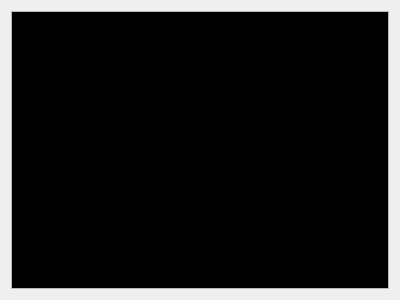
First picture: the form in src/ui/FunctionViewWidget.ui, repository nemerle/dcc, before the edit.
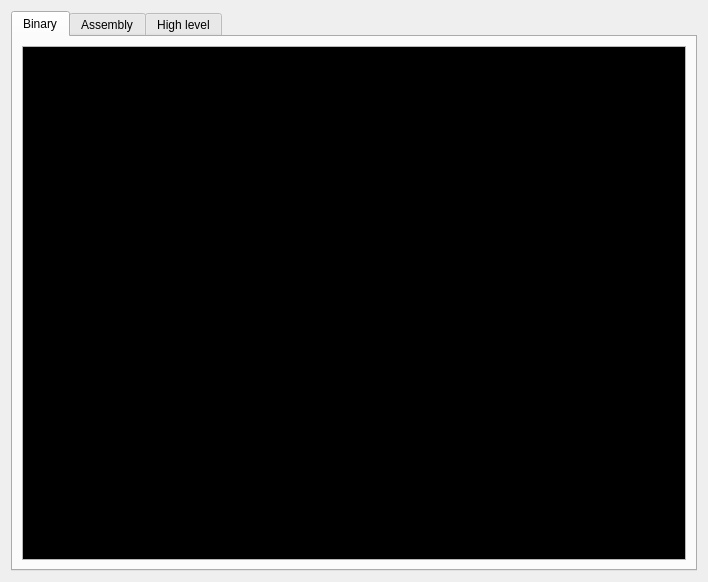
Second picture: the form after the edit.

Commit message:
Extend responsibilities of FunctionViewWidget
Reduced IDcc interface functionality.

Fix a few bugs/warnings discovered by coverity.

Emit functionUpdate signal from project when function object internal
fields change.

Diff of the .ui file:
```diff
--- a/src/ui/FunctionViewWidget.ui
+++ b/src/ui/FunctionViewWidget.ui
@@ -6,14 +6,51 @@
    <rect>
     <x>0</x>
     <y>0</y>
-    <width>400</width>
-    <height>300</height>
+    <width>708</width>
+    <height>582</height>
    </rect>
   </property>
   <property name="windowTitle">
    <string>Form</string>
   </property>
-  <layout class="QVBoxLayout" name="verticalLayout">
+  <layout class="QVBoxLayout" name="verticalLayout_2">
+   <item>
+    <widget class="QTabWidget" name="tabWidget">
+     <property name="currentIndex">
+      <number>0</number>
+     </property>
+     <widget class="QWidget" name="binaryTab">
+      <attribute name="title">
+       <string>Binary</string>
+      </attribute>
+      <layout class="QVBoxLayout" name="verticalLayout_4">
+       <item>
+        <widget class="QTextEdit" name="edtBinary">
+         <property name="undoRedoEnabled">
+          <bool>false</bool>
+         </property>
+         <property name="lineWrapMode">
+          <enum>QTextEdit::NoWrap</enum>
+         </property>
+         <property name="readOnly">
+          <bool>true</bool>
+         </property>
+         <property name="html">
+          <string>&lt;!DOCTYPE HTML PUBLIC &quot;-//W3C//DTD HTML 4.0//EN&quot; &quot;http://www.w3.org/TR/REC-html40/strict.dtd&quot;&gt;
+&lt;html&gt;&lt;head&gt;&lt;meta name=&quot;qrichtext&quot; content=&quot;1&quot; /&gt;&lt;style type=&quot;text/css&quot;&gt;
+p, li { white-space: pre-wrap; }
+&lt;/style&gt;&lt;/head&gt;&lt;body style=&quot; font-family:'Corbel'; font-size:10pt; font-weight:400; font-style:normal;&quot; bgcolor=&quot;#000000&quot;&gt;
+&lt;p style=&quot;-qt-paragraph-type:empty; margin-top:0px; margin-bottom:0px; margin-left:0px; margin-right:0px; -qt-block-indent:0; text-indent:0px;&quot;&gt;&lt;br /&gt;&lt;/p&gt;&lt;/body&gt;&lt;/html&gt;</string>
+         </property>
+        </widget>
+       </item>
+      </layout>
+     </widget>
+     <widget class="QWidget" name="assemblyTab">
+      <attribute name="title">
+       <string>Assembly</string>
+      </attribute>
+      <layout class="QVBoxLayout" name="verticalLayout_3">
    <item>
     <widget class="QTextEdit" name="textEdit">
      <property name="undoRedoEnabled">
@@ -32,6 +69,37 @@
 &lt;/style&gt;&lt;/head&gt;&lt;body style=&quot; font-family:'Corbel'; font-size:10pt; font-weight:400; font-style:normal;&quot; bgcolor=&quot;#000000&quot;&gt;
 &lt;p style=&quot;-qt-paragraph-type:empty; margin-top:0px; margin-bottom:0px; margin-left:0px; margin-right:0px; -qt-block-indent:0; text-indent:0px;&quot;&gt;&lt;br /&gt;&lt;/p&gt;&lt;/body&gt;&lt;/html&gt;</string>
      </property>
+        </widget>
+       </item>
+      </layout>
+     </widget>
+     <widget class="QWidget" name="highLevelTab">
+      <attribute name="title">
+       <string>High level</string>
+      </attribute>
+      <layout class="QVBoxLayout" name="verticalLayout">
+       <item>
+        <widget class="QTextEdit" name="edtHighLevel">
+         <property name="undoRedoEnabled">
+          <bool>false</bool>
+         </property>
+         <property name="lineWrapMode">
+          <enum>QTextEdit::NoWrap</enum>
+         </property>
+         <property name="readOnly">
+          <bool>true</bool>
+         </property>
+         <property name="html">
+          <string>&lt;!DOCTYPE HTML PUBLIC &quot;-//W3C//DTD HTML 4.0//EN&quot; &quot;http://www.w3.org/TR/REC-html40/strict.dtd&quot;&gt;
+&lt;html&gt;&lt;head&gt;&lt;meta name=&quot;qrichtext&quot; content=&quot;1&quot; /&gt;&lt;style type=&quot;text/css&quot;&gt;
+p, li { white-space: pre-wrap; }
+&lt;/style&gt;&lt;/head&gt;&lt;body style=&quot; font-family:'Corbel'; font-size:10pt; font-weight:400; font-style:normal;&quot; bgcolor=&quot;#000000&quot;&gt;
+&lt;p style=&quot;-qt-paragraph-type:empty; margin-top:0px; margin-bottom:0px; margin-left:0px; margin-right:0px; -qt-block-indent:0; text-indent:0px;&quot;&gt;&lt;br /&gt;&lt;/p&gt;&lt;/body&gt;&lt;/html&gt;</string>
+         </property>
+        </widget>
+       </item>
+      </layout>
+     </widget>
     </widget>
    </item>
   </layout>
```
Lines whose indentation alone changed are shown as unchanged. The commit also changes 18 other files.
